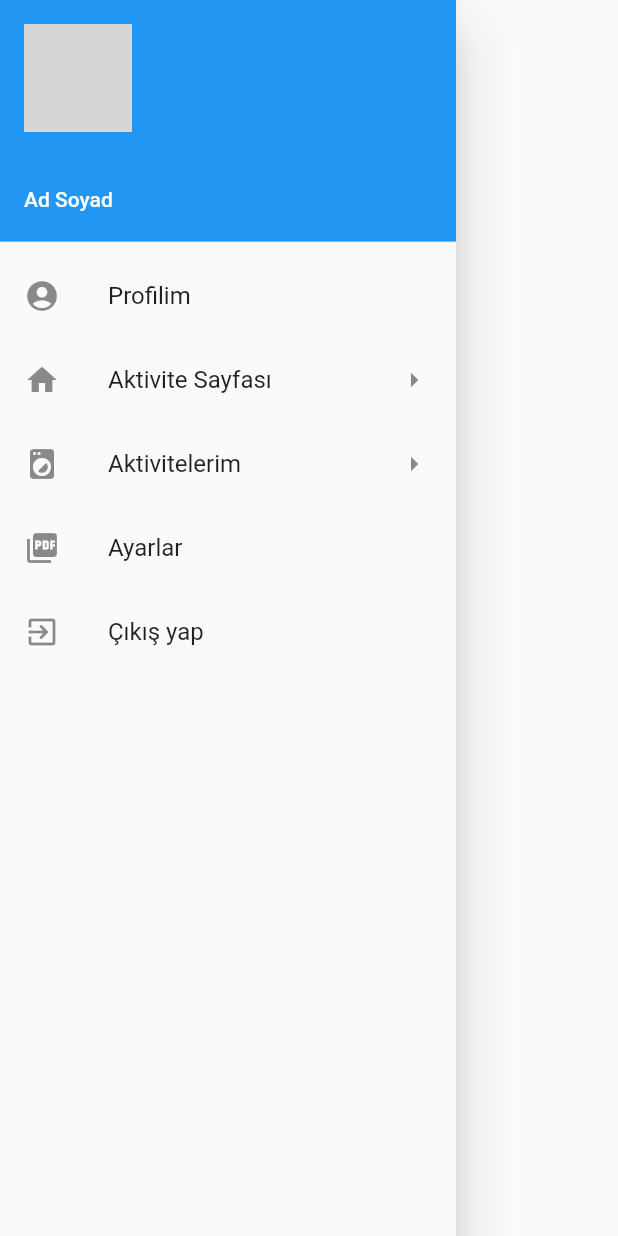
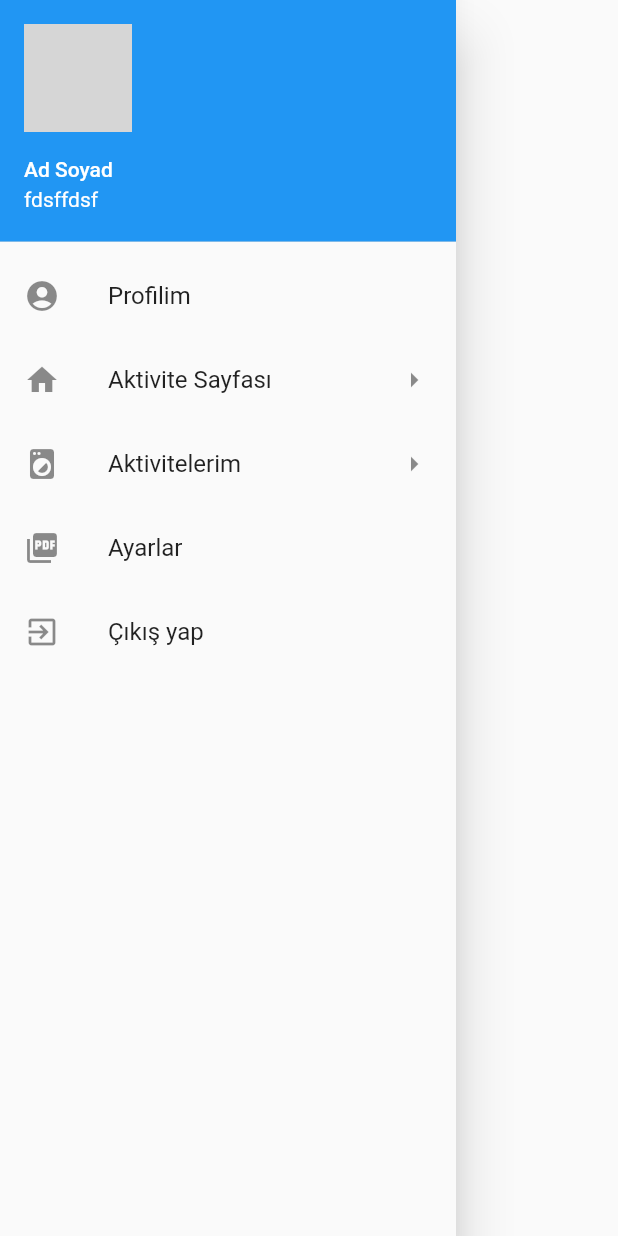
Before and after one commit to kamilsahin/LetsTogether2, a Flutter app: the DrawerPage widget shown alone on an empty page, opened directly, on a phone screen of 412 x 824 dp. Run offline on Flutter 3.47's test engine with Material 2 defaults, Android fonts, the phone set to English and light mode, and no system bars; our stand-ins replace firebase_auth, firebase_database, firebase_storage, google_sign_in, image_picker, logger and 1 more; accounts and stored records are empty; network calls fail; grey boxes are pictures that could not be loaded.

Commit message:
Update drawer_page.dart

```diff
--- a/lib/ui/other/drawer_page.dart
+++ b/lib/ui/other/drawer_page.dart
@@ -42,6 +42,7 @@ class _DrawerPageState extends State<DrawerPage> {
         children: <Widget>[
           UserAccountsDrawerHeader(
             accountName: Text(nameSurname),
+            accountEmail: Text("fdsffdsf"),
             currentAccountPicture:
              ClipRRect(
               borderRadius: BorderRadius.circular(100),
```
